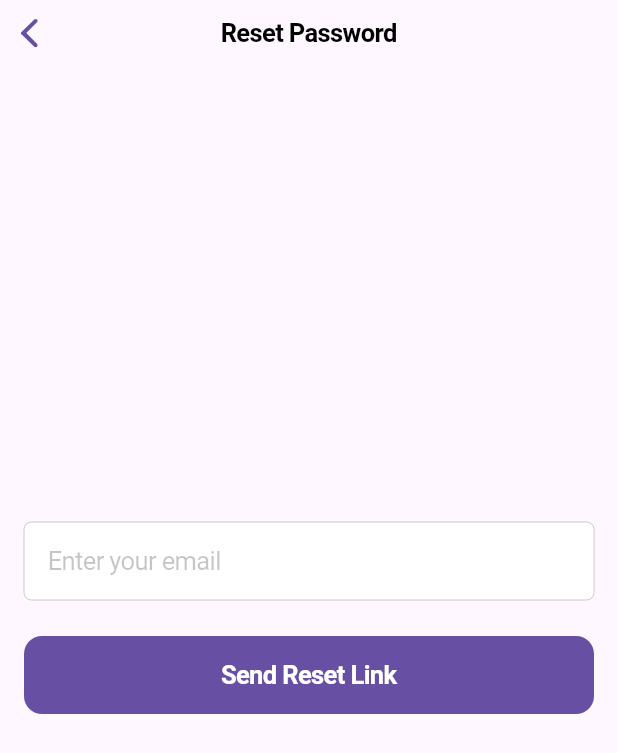
After one commit to masahiro114/flutter_firebase_sample, a Flutter app: the ResetPasswordView screen opened directly, on a phone screen of 412 x 824 dp. The commit adds this screen. Shown: the top 753 px of the screen. Run offline on Flutter 3.47's test engine with Material 3 defaults, Android fonts, the phone set to English and light mode, and no system bars; our stand-ins replace cloud_firestore, firebase_auth, firebase_core; accounts and stored records are empty.

Commit message:
Added Reset Password Feature

```diff
--- a/lib/services/auth_service.dart
+++ b/lib/services/auth_service.dart
@@ -38,6 +38,17 @@ class AuthService {
     } catch (e) {
       print("Login failed: $e");
       return null;
+    }
+  }
+
+  // パスワード再発行
+  Future<bool> sendPasswordResetEmail(String email) async {
+    try {
+      await _firebaseAuth.sendPasswordResetEmail(email: email);
+      return true; // Success
+    } catch (e) {
+      print("Password Reset Error: $e");
+      return false; // Failure
     }
   }
 
--- /dev/null
+++ b/lib/viewmodels/reset_password_viewmodel.dart
@@ -0,0 +1,24 @@
+import 'package:flutter/cupertino.dart';
+import '../services/auth_service.dart';
+
+class ResetPasswordViewModel extends ChangeNotifier {
+  final AuthService _authService = AuthService();
+
+  bool _isLoading = false;
+  String? _errorMessage;
+
+  bool get isLoading => _isLoading;
+  String? get errorMessage => _errorMessage;
+
+  /// 🔹 Send password reset email
+  Future<bool> sendPasswordReset(String email) async {
+    _isLoading = true;
+    _errorMessage = null;
+    notifyListeners();
+
+    bool success = await _authService.sendPasswordResetEmail(email);
+    _isLoading = false;
+    notifyListeners();
+    return success;
+  }
+}
--- /dev/null
+++ b/lib/views/auth/reset_password_view.dart
@@ -0,0 +1,79 @@
+import 'package:flutter/cupertino.dart';
+import 'package:provider/provider.dart';
+import './../../viewmodels/reset_password_viewmodel.dart';
+import './signin_view.dart';
+import '../../components/ios_button.dart';
+import '../../components/ios_text_field.dart';
+
+class ResetPasswordView extends StatelessWidget {
+  final TextEditingController _emailController = TextEditingController();
+
+  @override
+  Widget build(BuildContext context) {
+    return ChangeNotifierProvider(
+      create: (_) => ResetPasswordViewModel(),
+      child: Consumer<ResetPasswordViewModel>(
+        builder: (context, viewModel, child) {
+          return CupertinoPageScaffold(
+            navigationBar: const CupertinoNavigationBar(
+              middle: Text('Reset Password'),
+            ),
+            child: Padding(
+              padding: const EdgeInsets.all(16.0),
+              child: Column(
+                mainAxisAlignment: MainAxisAlignment.center,
+                children: [
+                  iOSTextField(
+                    controller: _emailController,
+                    placeholder: 'Enter your email',
+                    keyboardType: TextInputType.emailAddress,
+                  ),
+                  const SizedBox(height: 24),
+                  viewModel.isLoading
+                      ? const CupertinoActivityIndicator()
+                      : FullWidthButton(
+                    text: 'Send Reset Link',
+                    onPressed: () async {
+                      String email = _emailController.text;
+
+                      bool success = await viewModel.sendPasswordReset(email);
+                      if (success) {
+                        showCupertinoDialog(
+                          context: context,
+                          builder: (_) => CupertinoAlertDialog(
+                            title: const Text('Success'),
+                            content: const Text('Password reset email sent! Check your inbox.'),
+                            actions: [
+                              CupertinoDialogAction(
+                                child: const Text('OK'),
+                                onPressed: () => Navigator.pop(context),
+                              ),
+                            ],
+                          ),
+                        );
+                      } else {
+                        showCupertinoDialog(
+                          context: context,
+                          builder: (_) => CupertinoAlertDialog(
+                            title: const Text('Error'),
+                            content: const Text('Failed to send reset email. Try again.'),
+                            actions: [
+                              CupertinoDialogAction(
+                                child: const Text('OK'),
+                                onPressed: () => Navigator.pop(context),
+                              ),
+                            ],
+                          ),
+                        );
+                      }
+                    },
+                  ),
+                ],
+              ),
+            ),
+          );
+        },
+      ),
+    );
+  }
+}
```
Also changed, not shown: lib/views/auth/signin_view.dart (+16 -0 lines).
